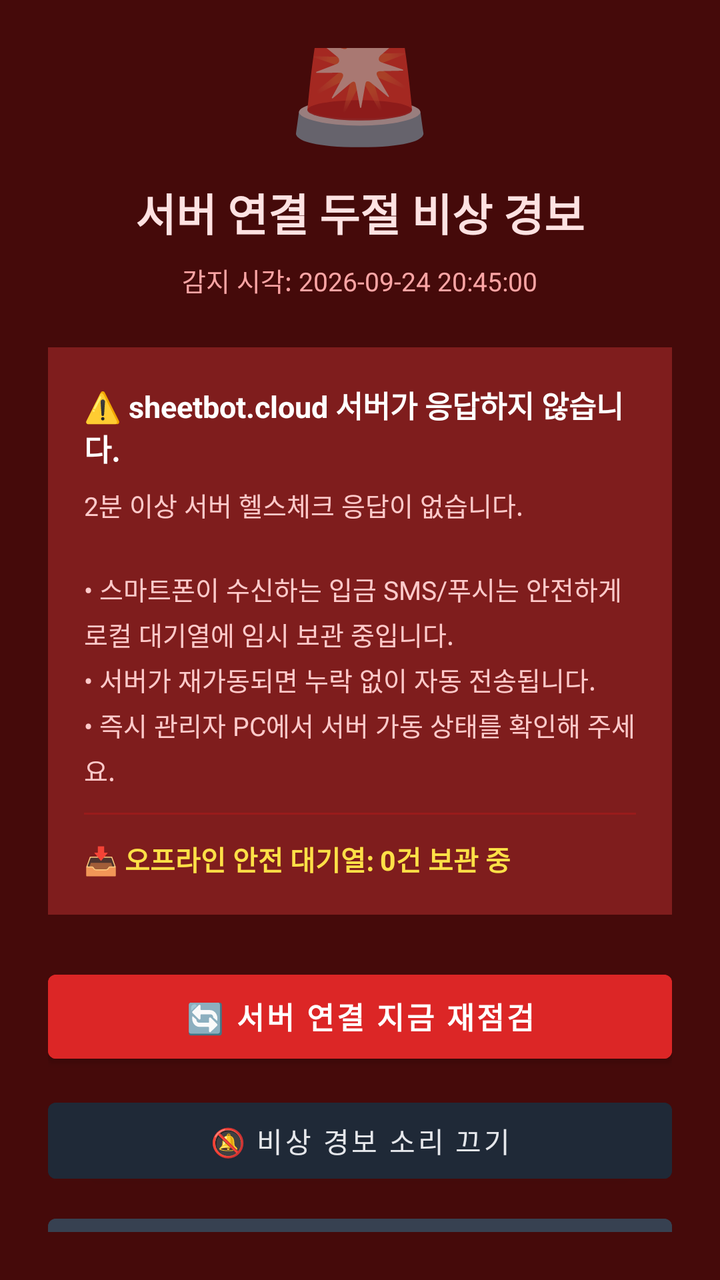
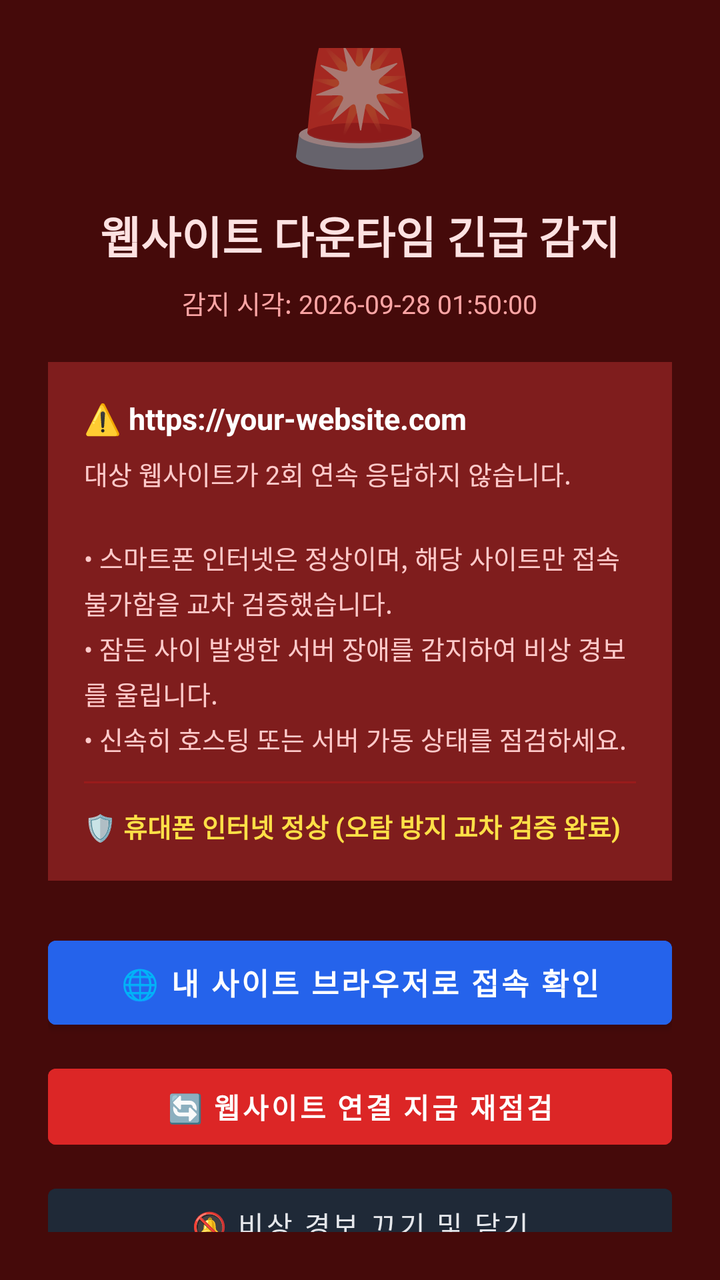

Screens rendered from an Android XML layout before and after an edit, with the pre-edit source and the edit as a unified diff.
<!-- AndroidManifest.xml: application theme Theme.SheetBotDepositAgent -->
<!-- res/layout/activity_emergency_alarm.xml -->
<?xml version="1.0" encoding="utf-8"?>
<LinearLayout xmlns:android="http://schemas.android.com/apk/res/android"
    android:layout_width="match_parent"
    android:layout_height="match_parent"
    android:orientation="vertical"
    android:gravity="center"
    android:background="#450A0A"
    android:padding="24dp">

    
    <TextView
        android:layout_width="wrap_content"
        android:layout_height="wrap_content"
        android:text="🚨"
        android:textSize="64sp"
        android:layout_marginBottom="12dp" />

    <TextView
        android:layout_width="wrap_content"
        android:layout_height="wrap_content"
        android:text="서버 연결 두절 비상 경보"
        android:textColor="#FEE2E2"
        android:textSize="22sp"
        android:textStyle="bold"
        android:gravity="center"
        android:layout_marginBottom="8dp" />

    <TextView
        android:id="@+id/tvEmergencyTime"
        android:layout_width="wrap_content"
        android:layout_height="wrap_content"
        android:text="감지 시각: 2026-09-24 20:45:00"
        android:textColor="#FCA5A5"
        android:textSize="13sp"
        android:layout_marginBottom="24dp" />

    
    <LinearLayout
        android:layout_width="match_parent"
        android:layout_height="wrap_content"
        android:orientation="vertical"
        android:background="#7F1D1D"
        android:padding="18dp"
        android:layout_marginBottom="24dp">

        <TextView
            android:layout_width="match_parent"
            android:layout_height="wrap_content"
            android:text="⚠️ sheetbot.cloud 서버가 응답하지 않습니다."
            android:textColor="#FFFFFF"
            android:textSize="15sp"
            android:textStyle="bold"
            android:layout_marginBottom="8dp" />

        <TextView
            android:layout_width="match_parent"
            android:layout_height="wrap_content"
            android:text="2분 이상 서버 헬스체크 응답이 없습니다.\n\n• 스마트폰이 수신하는 입금 SMS/푸시는 안전하게 로컬 대기열에 임시 보관 중입니다.\n• 서버가 재가동되면 누락 없이 자동 전송됩니다.\n• 즉시 관리자 PC에서 서버 가동 상태를 확인해 주세요."
            android:textColor="#FECACA"
            android:textSize="13sp"
            android:lineSpacingExtra="4dp" />

        <View
            android:layout_width="match_parent"
            android:layout_height="1dp"
            android:background="#991B1B"
            android:layout_marginVertical="12dp" />

        <TextView
            android:id="@+id/tvEmergencyPendingCount"
            android:layout_width="match_parent"
            android:layout_height="wrap_content"
            android:text="📥 오프라인 안전 대기열: 0건 보관 중"
            android:textColor="#FDE047"
            android:textSize="13.5sp"
            android:textStyle="bold" />
    </LinearLayout>

    
    <Button
        android:id="@+id/btnEmergencyRetry"
        android:layout_width="match_parent"
        android:layout_height="54dp"
        android:backgroundTint="#DC2626"
        android:text="🔄 서버 연결 지금 재점검"
        android:textColor="#FFFFFF"
        android:textSize="15sp"
        android:textStyle="bold"
        android:layout_marginBottom="10dp" />

    <Button
        android:id="@+id/btnEmergencyDismiss"
        android:layout_width="match_parent"
        android:layout_height="50dp"
        android:backgroundTint="#1F2937"
        android:text="🔕 비상 경보 소리 끄기"
        android:textColor="#E5E7EB"
        android:textSize="14sp"
        android:layout_marginBottom="8dp" />

    <Button
        android:id="@+id/btnEmergencyGoMain"
        android:layout_width="match_parent"
        android:layout_height="44dp"
        android:backgroundTint="#374151"
        android:text="📱 메인 화면 열기"
        android:textColor="#9CA3AF"
        android:textSize="13sp" />

</LinearLayout>
<!-- resources referenced by this layout -->
<resources>
  <style name="Theme.SheetBotDepositAgent" parent="Theme.MaterialComponents.DayNight.NoActionBar">
          <item name="colorPrimary">@color/purple_500</item>
          <item name="colorPrimaryVariant">@color/purple_700</item>
          <item name="colorOnPrimary">@color/white</item>
          <item name="colorSecondary">@color/teal_200</item>
          <item name="colorSecondaryVariant">@color/teal_700</item>
          <item name="colorOnSecondary">@color/black</item>
          <item name="android:statusBarColor">#0F172A</item>
      </style>
  <color name="purple_500">#4F46E5</color>
  <color name="purple_700">#4338CA</color>
  <color name="white">#FFFFFFFF</color>
  <color name="teal_200">#10B981</color>
  <color name="teal_700">#059669</color>
  <color name="black">#000000</color>
</resources>

<!-- the commit's change to res/layout/activity_emergency_alarm.xml (unified diff, before → after) -->
@@ -16,9 +16,10 @@
         android:layout_marginBottom="12dp" />
 
     <TextView
+        android:id="@+id/tvEmergencyTitle"
         android:layout_width="wrap_content"
         android:layout_height="wrap_content"
-        android:text="서버 연결 두절 비상 경보"
+        android:text="웹사이트 다운타임 긴급 감지"
         android:textColor="#FEE2E2"
         android:textSize="22sp"
         android:textStyle="bold"
@@ -29,10 +30,10 @@
         android:id="@+id/tvEmergencyTime"
         android:layout_width="wrap_content"
         android:layout_height="wrap_content"
-        android:text="감지 시각: 2026-09-24 20:45:00"
+        android:text="감지 시각: 2026-09-28 01:50:00"
         android:textColor="#FCA5A5"
         android:textSize="13sp"
-        android:layout_marginBottom="24dp" />
+        android:layout_marginBottom="20dp" />
 
     
     <LinearLayout
@@ -44,18 +45,20 @@
         android:layout_marginBottom="24dp">
 
         <TextView
+            android:id="@+id/tvWebsiteTargetUrl"
             android:layout_width="match_parent"
             android:layout_height="wrap_content"
-            android:text="⚠️ sheetbot.cloud 서버가 응답하지 않습니다."
+            android:text="⚠️ https://your-website.com"
             android:textColor="#FFFFFF"
             android:textSize="15sp"
             android:textStyle="bold"
             android:layout_marginBottom="8dp" />
 
         <TextView
+            android:id="@+id/tvWebsiteErrorDetail"
             android:layout_width="match_parent"
             android:layout_height="wrap_content"
-            android:text="2분 이상 서버 헬스체크 응답이 없습니다.\n\n• 스마트폰이 수신하는 입금 SMS/푸시는 안전하게 로컬 대기열에 임시 보관 중입니다.\n• 서버가 재가동되면 누락 없이 자동 전송됩니다.\n• 즉시 관리자 PC에서 서버 가동 상태를 확인해 주세요."
+            android:text="대상 웹사이트가 2회 연속 응답하지 않습니다.\n\n• 스마트폰 인터넷은 정상이며, 해당 사이트만 접속 불가함을 교차 검증했습니다.\n• 잠든 사이 발생한 서버 장애를 감지하여 비상 경보를 울립니다.\n• 신속히 호스팅 또는 서버 가동 상태를 점검하세요."
             android:textColor="#FECACA"
             android:textSize="13sp"
             android:lineSpacingExtra="4dp" />
@@ -67,44 +70,45 @@
             android:layout_marginVertical="12dp" />
 
         <TextView
-            android:id="@+id/tvEmergencyPendingCount"
+            android:id="@+id/tvCrossCheckBadge"
             android:layout_width="match_parent"
             android:layout_height="wrap_content"
-            android:text="📥 오프라인 안전 대기열: 0건 보관 중"
+            android:text="🛡️ 휴대폰 인터넷 정상 (오탐 방지 교차 검증 완료)"
             android:textColor="#FDE047"
-            android:textSize="13.5sp"
+            android:textSize="13sp"
             android:textStyle="bold" />
     </LinearLayout>
 
     
     <Button
-        android:id="@+id/btnEmergencyRetry"
+        android:id="@+id/btnOpenWebsiteInBrowser"
         android:layout_width="match_parent"
         android:layout_height="54dp"
-        android:backgroundTint="#DC2626"
-        android:text="🔄 서버 연결 지금 재점검"
+        android:backgroundTint="#2563EB"
+        android:text="🌐 내 사이트 브라우저로 접속 확인"
         android:textColor="#FFFFFF"
         android:textSize="15sp"
         android:textStyle="bold"
         android:layout_marginBottom="10dp" />
 
     <Button
+        android:id="@+id/btnEmergencyRetry"
+        android:layout_width="match_parent"
+        android:layout_height="50dp"
+        android:backgroundTint="#DC2626"
+        android:text="🔄 웹사이트 연결 지금 재점검"
+        android:textColor="#FFFFFF"
+        android:textSize="14sp"
+        android:textStyle="bold"
+        android:layout_marginBottom="10dp" />
+
+    <Button
         android:id="@+id/btnEmergencyDismiss"
         android:layout_width="match_parent"
-        android:layout_height="50dp"
+        android:layout_height="48dp"
         android:backgroundTint="#1F2937"
-        android:text="🔕 비상 경보 소리 끄기"
+        android:text="🔕 비상 경보 끄기 및 닫기"
         android:textColor="#E5E7EB"
-        android:textSize="14sp"
-        android:layout_marginBottom="8dp" />
-
-    <Button
-        android:id="@+id/btnEmergencyGoMain"
-        android:layout_width="match_parent"
-        android:layout_height="44dp"
-        android:backgroundTint="#374151"
-        android:text="📱 메인 화면 열기"
-        android:textColor="#9CA3AF"
-        android:textSize="13sp" />
+        android:textSize="14sp" />
 
 </LinearLayout>
